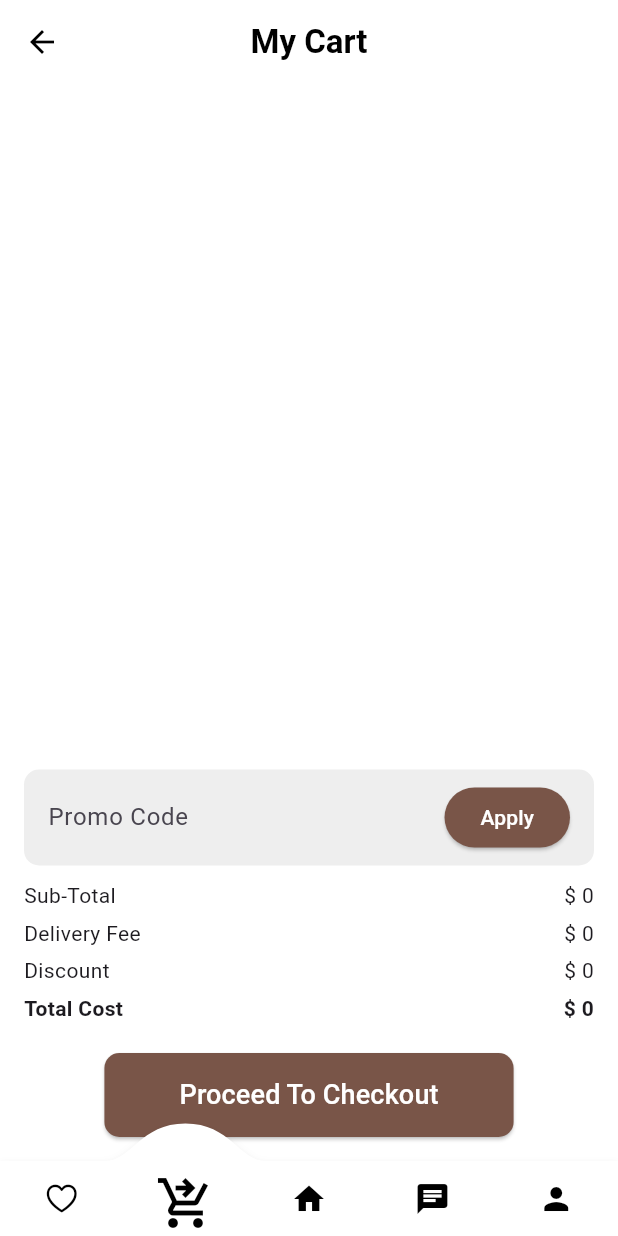
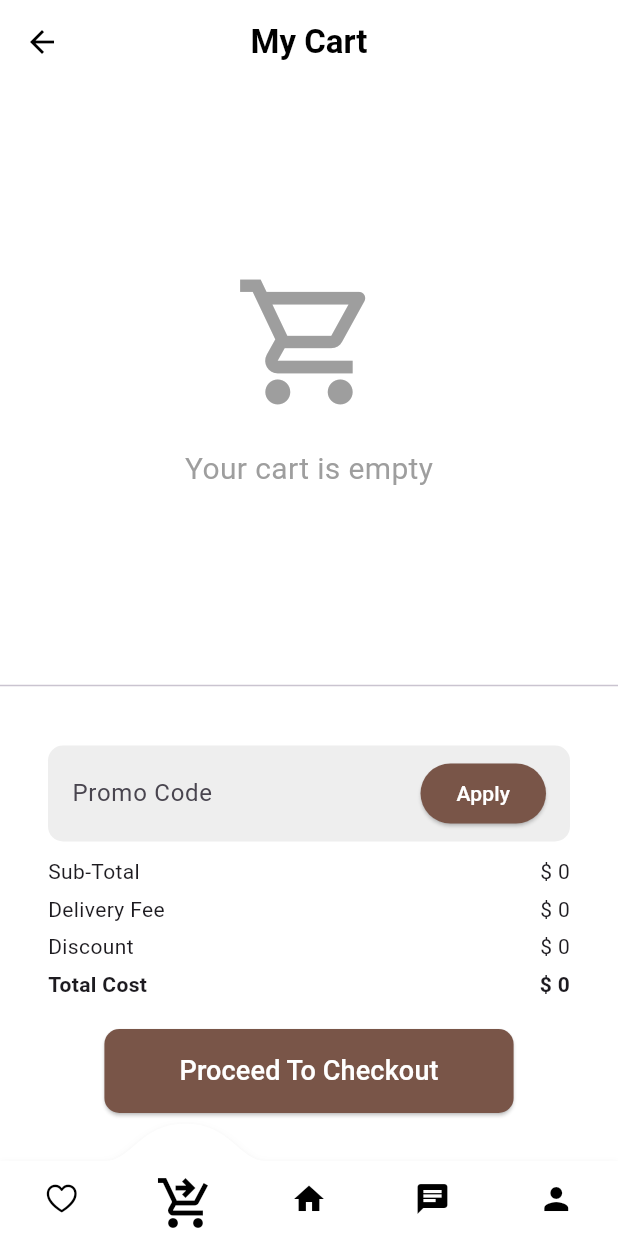
Before and after one commit to codewithjawad/E-commerce-App, a Flutter app: the HomeView screen opened directly, item 2 of the bottom bar chosen, on a phone screen of 412 x 824 dp. Run offline on Flutter 3.47's test engine with Material 3 defaults, Android fonts, the phone set to English and light mode, and no system bars; drawn by our look-alikes of convex_bottom_bar; our stand-ins replace carousel_slider.

Commit message:
added cart functionlity

```diff
--- a/ecommerce_app/lib/Screens/Home/home_view.dart
+++ b/ecommerce_app/lib/Screens/Home/home_view.dart
@@ -36,9 +36,20 @@ class _HomeViewState extends State<HomeView> {
     switch (_currentIndex) {
       case 0:
         return AppBar(
-            title: const Center(
-          child: Text("Wishlist"),
-        ));
+          backgroundColor: Colors.white,
+          title: const Center(
+            child: Text("WishList",
+                style: TextStyle(
+                    color: Colors.black,
+                    fontSize: 22,
+                    fontWeight: FontWeight.bold)),
+          ),
+          centerTitle: true,
+          elevation: 0,
+          iconTheme: const IconThemeData(
+            color: Colors.black,
+          ),
+        );
       case 1:
         return AppBar(
           title: const Text('My Cart',
@@ -53,17 +64,35 @@ class _HomeViewState extends State<HomeView> {
         );
       case 3:
         return AppBar(
-          title: const Text("Chat"),
-          backgroundColor: Colors.green,
+          backgroundColor: Colors.white,
+          title: const Center(
+            child: Text("Chat",
+                style: TextStyle(
+                    color: Colors.black,
+                    fontSize: 22,
+                    fontWeight: FontWeight.bold)),
+          ),
+          centerTitle: true,
+          elevation: 0,
+          iconTheme: const IconThemeData(
+            color: Colors.black,
+          ),
         );
       case 4:
         return AppBar(
-          title:
-              const Text('My Profile', style: TextStyle(color: Colors.black)),
+          backgroundColor: Colors.white,
+          title: const Center(
+            child: Text("Profile",
+                style: TextStyle(
+                    color: Colors.black,
+                    fontSize: 22,
+                    fontWeight: FontWeight.bold)),
+          ),
           centerTitle: true,
-          backgroundColor: Colors.transparent,
           elevation: 0,
-          iconTheme: const IconThemeData(color: Colors.black),
+          iconTheme: const IconThemeData(
+            color: Colors.black,
+          ),
         );
       default:
         return const Appbarview(); // Default for "Product" tab
--- a/ecommerce_app/lib/Screens/Home/home_widgets/appbarview.dart
+++ b/ecommerce_app/lib/Screens/Home/home_widgets/appbarview.dart
@@ -8,6 +8,7 @@ class Appbarview extends StatelessWidget implements PreferredSizeWidget {
     return AppBar(
       backgroundColor: Colors.white,
       title: Row(
+        crossAxisAlignment: CrossAxisAlignment.center,
         children: [
           const Text("Hi Jawwad!", style: TextStyle(color: Colors.black)),
           const Spacer(),
--- /dev/null
+++ b/ecommerce_app/lib/Screens/cart/bottompromo.dart
@@ -0,0 +1,158 @@
+import 'package:flutter/material.dart';
+
+class Bottompromo extends StatefulWidget {
+  const Bottompromo({super.key});
+
+  @override
+  State<Bottompromo> createState() => _BottompromoState();
+}
+
+class _BottompromoState extends State<Bottompromo> {
+  @override
+  Widget build(BuildContext context) {
+    return Padding(
+      padding: const EdgeInsets.all(16.0),
+      child: Column(
+        crossAxisAlignment: CrossAxisAlignment.start,
+        children: [
+          Container(
+            padding: const EdgeInsets.symmetric(vertical: 8, horizontal: 16),
+            decoration: BoxDecoration(
+              color: Colors.grey[200],
+              borderRadius: BorderRadius.circular(10),
+            ),
+            child: Row(
+              children: [
+                const Expanded(
+                  child: TextField(
+                    decoration: InputDecoration(
+                      border: InputBorder.none,
+                      hintText: 'Promo Code',
+                    ),
+                  ),
+                ),
+                ElevatedButton(
+                  onPressed: () {},
+                  style: ElevatedButton.styleFrom(
+                    backgroundColor: Colors.brown,
+                    shape: RoundedRectangleBorder(
+                      borderRadius: BorderRadius.circular(20),
+                    ),
+                  ),
+                  child: const Text(
+                    'Apply',
+                    style: TextStyle(color: Colors.white),
+                  ),
+                ),
+              ],
+            ),
+          ),
+          const SizedBox(height: 10),
+          // Price Summary
+          const Row(
+            mainAxisAlignment: MainAxisAlignment.spaceBetween,
+            children: [
+              Text('Sub-Total'),
+              Text('\$ 0'),
+            ],
+          ),
+          const SizedBox(height: 5),
+          const Row(
+            mainAxisAlignment: MainAxisAlignment.spaceBetween,
+            children: [
+              Text('Delivery Fee'),
+              Text('\$ 0'),
+            ],
+          ),
+          const SizedBox(height: 5),
+          const Row(
+            mainAxisAlignment: MainAxisAlignment.spaceBetween,
+            children: [
+              Text('Discount'),
+              Text('\$ 0'),
+            ],
+          ),
+          const SizedBox(height: 5),
+          const Row(
+            mainAxisAlignment: MainAxisAlignment.spaceBetween,
+            children: [
+              Text('Total Cost', style: TextStyle(fontWeight: FontWeight.bold)),
+              Text('\$ 0', style: TextStyle(fontWeight: FontWeight.bold)),
+            ],
+          ),
+          const SizedBox(height: 20),
+          // Checkout Button
+          Center(
+            child: ElevatedButton(
+              onPressed: () {},
+              style: ElevatedButton.styleFrom(
+                backgroundColor: Colors.brown,
+                padding:
+                    const EdgeInsets.symmetric(horizontal: 50, vertical: 15),
+                shape: RoundedRectangleBorder(
+                  borderRadius: BorderRadius.circular(10),
+                ),
+              ),
+              child: const Text(
+                'Proceed To Checkout',
+                style: TextStyle(color: Colors.white, fontSize: 18),
+              ),
+            ),
+          ),
+        ],
+      ),
+    );
+  }
+}
+
+
+
+
+
+
+
+
+
+
+
+
+
+
+// ListTile(
+//                     leading: Container(
+//                       color: Colors.amber,
+//                       child: Image.asset("product image that user added to cart"),
+//                     ),
+//                     title: const Text(
+//                       "product image title",
+//                       style: TextStyle(fontSize: 20),
+//                     ),
+//                     subtitle: const Text(
+//                       "product image price",
+//                       style: TextStyle(fontSize: 20),
+//                     ),
+//                     trailing: Row(
+//                       mainAxisSize: MainAxisSize.min,
+//                       children: [
+//                         IconButton(
+//                             onPressed: () {
+//                               setState(() {
+//                                 count--;
+//                               });
+//                             },
+//                             icon: const Icon(CupertinoIcons.minus)),
+//                         Text(
+//                           '$count',
+//                           style: const TextStyle(fontSize: 20),
+//                         ),
+//                         IconButton(
+//                             onPressed: () {
+//                               setState(() {
+//                                 count++;
+//                               });
+//                             },
+//                             icon: const Icon(Icons.add)),
+//                       ],
+//                     ),
+//                     onTap: () {},
+//                   ),
--- a/ecommerce_app/lib/Screens/cart/cart.dart
+++ b/ecommerce_app/lib/Screens/cart/cart.dart
@@ -1,112 +1,95 @@
+import 'package:ecommerce_app/Screens/cart/bottompromo.dart';
+import 'package:ecommerce_app/cartlist.dart'; // Assuming this file contains cartItems list
 import 'package:flutter/material.dart';
 
-class Cart extends StatelessWidget {
+class Cart extends StatefulWidget {
   const Cart({super.key});
 
+  @override
+  State<Cart> createState() => _CartState();
+}
+
+class _CartState extends State<Cart> {
   @override
   Widget build(BuildContext context) {
     return Scaffold(
       body: Column(
         children: [
-          // Cart Items
-          Expanded(
-            child: ListView(
-              children: const [],
-            ),
-          ),
-          // Promo Code Section
-          Padding(
-            padding: const EdgeInsets.all(16.0),
-            child: Column(
-              crossAxisAlignment: CrossAxisAlignment.start,
-              children: [
-                Container(
-                  padding:
-                      const EdgeInsets.symmetric(vertical: 8, horizontal: 16),
-                  decoration: BoxDecoration(
-                    color: Colors.grey[200],
-                    borderRadius: BorderRadius.circular(10),
+          cartItems.isEmpty
+              ? const Expanded(
+                  child: Center(
+                    child: Column(
+                      mainAxisAlignment: MainAxisAlignment.center,
+                      children: [
+                        Icon(
+                          Icons.shopping_cart_outlined,
+                          size: 100,
+                          color: Colors.grey,
+                        ),
+                        SizedBox(height: 20),
+                        Text(
+                          'Your cart is empty',
+                          style: TextStyle(fontSize: 20, color: Colors.grey),
+                        ),
+                      ],
+                    ),
                   ),
-                  child: Row(
-                    children: [
-                      const Expanded(
-                        child: TextField(
-                          decoration: InputDecoration(
-                            border: InputBorder.none,
-                            hintText: 'Promo Code',
+                )
+              : Expanded(
+                  child: ListView.builder(
+                    itemCount: cartItems.length,
+                    itemBuilder: (context, index) {
+                      final item = cartItems[index];
+
+                      // Null checks for safety
+                      final String title = item['title'] ?? 'Unknown';
+                      final String price = item['price'] ?? 'N/A';
+                      final String imagePath =
+                          item['imagePath'] ?? 'assets/default_image.png';
+                      final int quantity = item['quantity'] ?? 1;
+
+                      return Dismissible(
+                        key: UniqueKey(),
+                        direction: DismissDirection.endToStart,
+                        onDismissed: (direction) {
+                          setState(() {
+                            cartItems.removeAt(index);
+                          });
+                          ScaffoldMessenger.of(context).showSnackBar(
+                            const SnackBar(
+                                content: Text('Item removed from cart')),
+                          );
+                        },
+                        background: Container(
+                          color: Colors.red,
+                          alignment: Alignment.centerRight,
+                          padding: const EdgeInsets.symmetric(horizontal: 20),
+                          child: const Icon(
+                            Icons.delete,
+                            color: Colors.white,
                           ),
                         ),
-                      ),
-                      ElevatedButton(
-                        onPressed: () {},
-                        style: ElevatedButton.styleFrom(
-                          backgroundColor: Colors.brown,
-                          shape: RoundedRectangleBorder(
-                            borderRadius: BorderRadius.circular(20),
-                          ),
+                        child: cartItem(
+                          title: title,
+                          price: price,
+                          imagePath: imagePath,
+                          quantity: quantity,
+                          onQuantityChanged: (newQuantity) {
+                            setState(() {
+                              cartItems[index]['quantity'] = newQuantity;
+                            });
+                          },
                         ),
-                        child: const Text(
-                          'Apply',
-                          style: TextStyle(color: Colors.white),
-                        ),
-                      ),
-                    ],
+                      );
+                    },
                   ),
                 ),
-                const SizedBox(height: 10),
-                // Price Summary
-                const Row(
-                  mainAxisAlignment: MainAxisAlignment.spaceBetween,
-                  children: [
-                    Text('Sub-Total'),
-                    Text('\$ 0'),
-                  ],
-                ),
-                const SizedBox(height: 5),
-                const Row(
-                  mainAxisAlignment: MainAxisAlignment.spaceBetween,
-                  children: [
-                    Text('Delivery Fee'),
-                    Text('\$ 0'),
-                  ],
-                ),
-                const SizedBox(height: 5),
-                const Row(
-                  mainAxisAlignment: MainAxisAlignment.spaceBetween,
-                  children: [
-                    Text('Discount'),
-                    Text('\$ 0'),
-                  ],
-                ),
-                const SizedBox(height: 5),
-                const Row(
-                  mainAxisAlignment: MainAxisAlignment.spaceBetween,
-                  children: [
-                    Text('Total Cost',
-                        style: TextStyle(fontWeight: FontWeight.bold)),
-                    Text('\$ 0', style: TextStyle(fontWeight: FontWeight.bold)),
-                  ],
-                ),
-                const SizedBox(height: 20),
-                // Checkout Button
-                Center(
-                  child: ElevatedButton(
-                    onPressed: () {},
-                    style: ElevatedButton.styleFrom(
-                      backgroundColor: Colors.brown,
-                      padding: const EdgeInsets.symmetric(
-                          horizontal: 50, vertical: 15),
-                      shape: RoundedRectangleBorder(
-                        borderRadius: BorderRadius.circular(10),
-                      ),
-                    ),
-                    child: const Text(
-                      'Proceed To Checkout',
-                      style: TextStyle(color: Colors.white, fontSize: 18),
-                    ),
-                  ),
-                ),
-              ],
+          const Divider(thickness: 1),
+          const Padding(
+            padding: EdgeInsets.all(16.0),
+            child: Align(
+              alignment: Alignment.bottomCenter,
+              child: Bottompromo(), // Promo code and checkout button
             ),
           ),
         ],
@@ -115,19 +98,25 @@ class Cart extends StatelessWidget {
   }
 
   // Cart Item Widget
-  Widget cartItem(String title, String price, String imagePath, int quantity) {
+  Widget cartItem({
+    required String title,
+    required String price,
+    required String imagePath,
+    required int quantity,
+    required Function(int) onQuantityChanged,
+  }) {
     return Padding(
       padding: const EdgeInsets.symmetric(horizontal: 16.0, vertical: 10),
       child: Row(
         children: [
           // Image
           Container(
-            height: 60,
-            width: 60,
+            height: 50,
+            width: 50,
             decoration: BoxDecoration(
               borderRadius: BorderRadius.circular(10),
               image: DecorationImage(
-                image: AssetImage(imagePath), // replace with your image path
+                image: AssetImage(imagePath), // Default image if missing
                 fit: BoxFit.cover,
               ),
             ),
@@ -148,12 +137,18 @@ class Cart extends StatelessWidget {
           Row(
             children: [
               IconButton(
-                onPressed: () {}, // Decrease Quantity
+                onPressed: () {
+                  if (quantity > 1) {
+                    onQuantityChanged(quantity - 1);
+                  }
+                }, // Decrease Quantity
                 icon: const Icon(Icons.remove_circle_outline),
               ),
               Text('$quantity'),
               IconButton(
-                onPressed: () {}, // Increase Quantity
+                onPressed: () {
+                  onQuantityChanged(quantity + 1);
+                }, // Increase Quantity
                 icon: const Icon(Icons.add_circle_outline),
               ),
             ],
--- a/ecommerce_app/lib/Screens/chat/chat.dart
+++ b/ecommerce_app/lib/Screens/chat/chat.dart
@@ -11,7 +11,7 @@ class _ChatState extends State<Chat> {
   @override
   Widget build(BuildContext context) {
     return const Scaffold(
-      body: Text("chat view"),
+      body: Center(child: Text("chat view\n Coming Soon")),
     );
   }
 }
--- /dev/null
+++ b/ecommerce_app/lib/cartlist.dart
@@ -0,0 +1 @@
+List<Map<String, dynamic>> cartItems = [];
```
Also changed, not shown: ecommerce_app/lib/Screens/Welcome/welcome_screen.dart (+12 -8 lines), ecommerce_app/lib/Screens/Welcome/welcome_widgets/bottomwidget.dart (+4 -3 lines), ecommerce_app/lib/Screens/Welcome/welcome_widgets/imgwidget.dart (+6 -11 lines), ecommerce_app/lib/Screens/productdetails/details.dart (+16 -3 lines), ecommerce_app/lib/Screens/profile/profile.dart (+26 -14 lines), ecommerce_app/lib/Screens/wishlist/wishlist.dart (+4 -4 lines).
